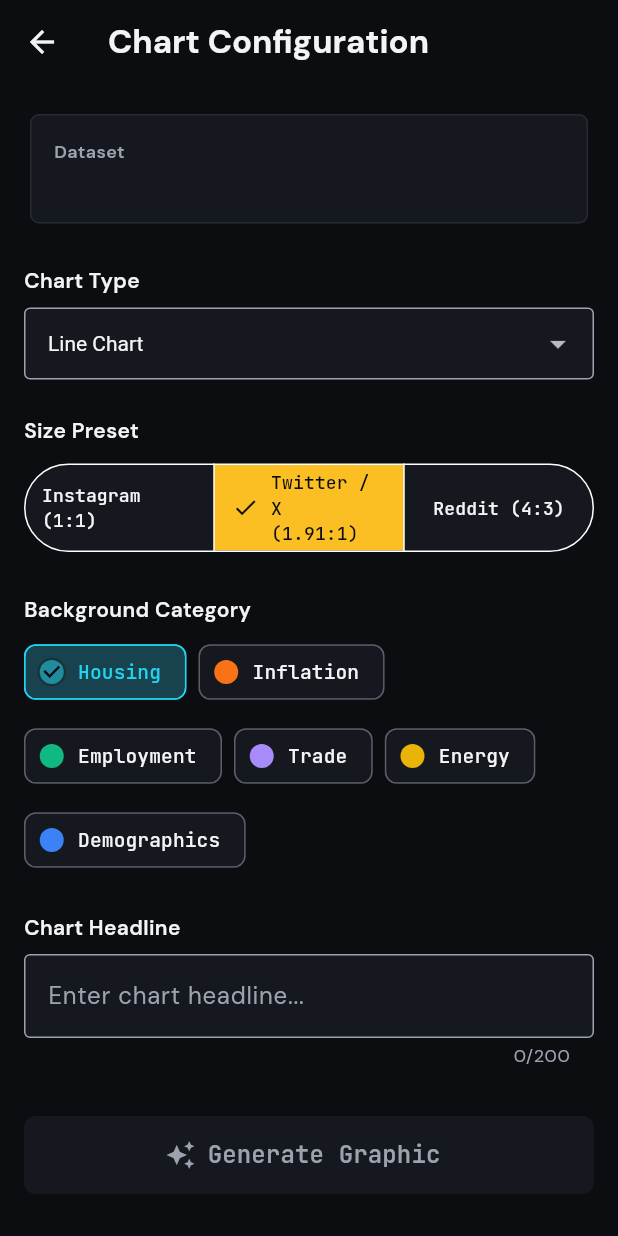
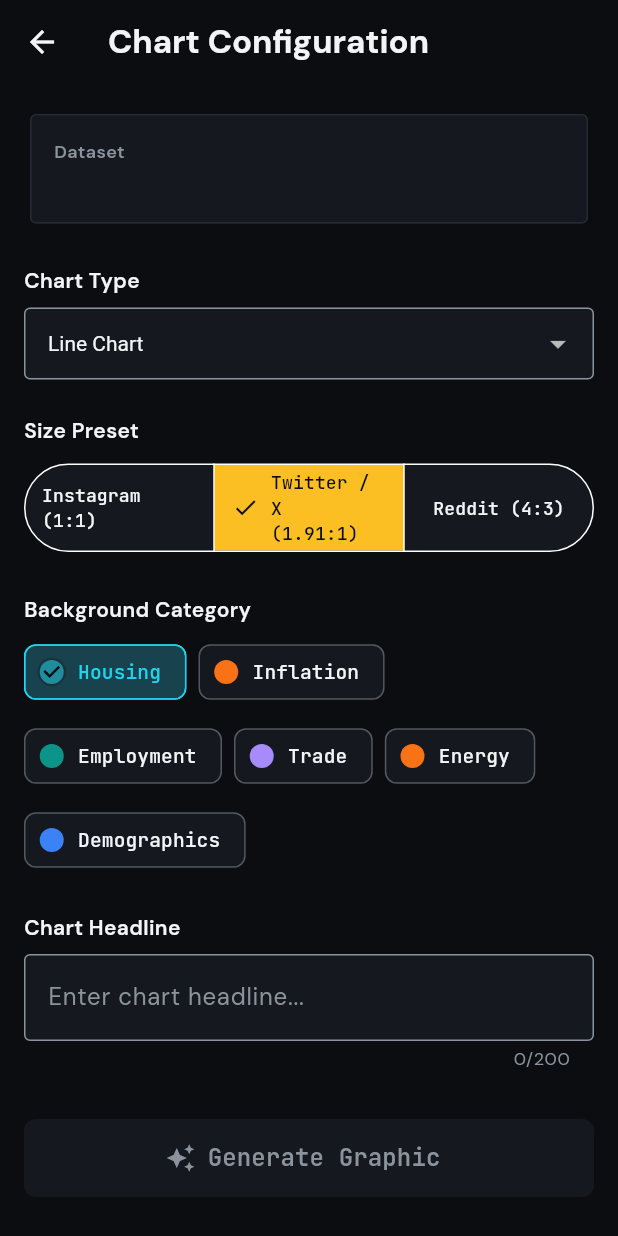
Before and after one commit to Inneren12/Summa-vision-can, a Flutter app: the ChartConfigScreen screen opened by its route, after a tap on "Twitter / X (1.91:1)", on a phone screen of 412 x 824 dp. Run offline on Flutter 3.47's test engine with Material 3 defaults, Android fonts, the phone set to English and light mode, and no system bars; our stand-ins replace dio, flutter_dotenv, flutter_riverpod, freezed_annotation, go_router, google_fonts; missing offline and left inert: dart:html; network calls fail.

Commit message:
fix: align all design tokens with Design System v3.2 spec exactly
Corrects mismatched values in CSS globals.css and Flutter app_theme.dart
to match DESIGN_SYSTEM_v3_2.md verbatim:

- CSS: fix radius (4px/10px/4px), durations (150ms/400ms/800ms),
  z-index (10/20/30/40/50/60), colors (slate-600, text-secondary,
  data-baseline, data-positive), focus ring (box-shadow pattern),
  mobile spacing (add space-md, fix space-3xl to 40px)
- CSS: swap density-compact/dense values (were reversed)
- Flutter: fix enums to comfortable/compact/dense and editorial/operational
- Flutter: add 7 chart behavior tokens from БЛОК 17
- Flutter: correct color values, radii, durations, spacingForDensity
- Flutter: add exact typography (displayLarge, bodyLarge, labelSmall)
- Tests: add v3.2 spec-conformance tests for all token values

https://claude.ai/code/session_013rQgmHLJPKooej2a4JZoSH

```diff
--- a/frontend/lib/core/theme/app_theme.dart
+++ b/frontend/lib/core/theme/app_theme.dart
@@ -1,15 +1,18 @@
+import 'dart:ui';
+
 import 'package:flutter/material.dart';
 import 'package:google_fonts/google_fonts.dart';
 
 // ═══════════════════════════════════════════════════════════
 // SUMMA VISION — Design System v3.2 Flutter Token Mapping
+// (БЛОК 17 — exact spec values)
 // ═══════════════════════════════════════════════════════════
 
-/// Density modes for spacing configuration.
-enum DensityMode { normal, dense, compact }
+/// Density modes for spacing configuration (v3.2 БЛОК 17).
+enum DensityMode { comfortable, compact, dense }
 
-/// Chart display modes.
-enum ChartMode { standard, presentation, export }
+/// Chart display modes (v3.2 БЛОК 17).
+enum ChartMode { editorial, operational }
 
 /// Design system theme extension for Summa Vision.
 ///
@@ -93,6 +96,14 @@ class SummaTheme extends ThemeExtension<SummaTheme> {
     // Chart & Density
     required this.chartMode,
     required this.densityMode,
+    // Chart behavior tokens (v3.2 БЛОК 17)
+    required this.seriesPrimaryWeight,
+    required this.seriesSecondaryWeight,
+    required this.seriesBenchmarkWeight,
+    required this.seriesForecastWeight,
+    required this.seriesMutedOpacity,
+    required this.seriesHoverDim,
+    required this.seriesUncertaintyFillOpacity,
   });
 
   // ─── Layer 1 — Raw Palette ──────────────────────────────
@@ -180,6 +191,15 @@ class SummaTheme extends ThemeExtension<SummaTheme> {
   final ChartMode chartMode;
   final DensityMode densityMode;
 
+  // ─── Chart Behavior Tokens (v3.2 БЛОК 17) ──────────────
+  final double seriesPrimaryWeight;
+  final double seriesSecondaryWeight;
+  final double seriesBenchmarkWeight;
+  final double seriesForecastWeight;
+  final double seriesMutedOpacity;
+  final double seriesHoverDim;
+  final double seriesUncertaintyFillOpacity;
+
   /// Data series palette for charts (ordered).
   List<Color> get dataSeriesPalette => [
         dataGov,
@@ -190,14 +210,14 @@ class SummaTheme extends ThemeExtension<SummaTheme> {
         dataHousing,
       ];
 
-  /// Default dark theme instance.
-  static const defaultDark = SummaTheme(
+  /// Default dark theme instance (v3.2 БЛОК 17 values).
+  static const dark = SummaTheme(
     // Layer 1
     rawSlate950: Color(0xFF0B0D11),
     rawSlate900: Color(0xFF15181E),
     rawSlate800: Color(0xFF1C1F26),
     rawSlate700: Color(0xFF262A33),
-    rawSlate600: Color(0xFF3A3F4B),
+    rawSlate600: Color(0xFF5C6370),
     rawSlate500: Color(0xFF6B7280),
     rawSlate400: Color(0xFF9CA3AF),
     rawSlate300: Color(0xFFD1D5DB),
@@ -215,7 +235,7 @@ class SummaTheme extends ThemeExtension<SummaTheme> {
     rawEmerald500: Color(0xFF10B981),
     rawYellow500: Color(0xFFEAB308),
     rawCyan400: Color(0xFF22D3EE),
-    // Layer 2
+    // Layer 2 — exact v3.2 values
     bgApp: Color(0xFF0B0D11),
     bgSurface: Color(0xFF15181E),
     bgSurfaceHover: Color(0xFF1C1F26),
@@ -224,8 +244,8 @@ class SummaTheme extends ThemeExtension<SummaTheme> {
     borderSubtle: Color(0xFF1C1F26),
     borderFocus: Color(0xFFFBBF24),
     textPrimary: Color(0xFFF3F4F6),
-    textSecondary: Color(0xFF9CA3AF),
-    textMuted: Color(0xFF6B7280),
+    textSecondary: Color(0xFF8B949E),
+    textMuted: Color(0xFF5C6370),
     textInverse: Color(0xFF0B0D11),
     accent: Color(0xFFFBBF24),
     accentHover: Color(0xFFF59E0B),
@@ -238,18 +258,18 @@ class SummaTheme extends ThemeExtension<SummaTheme> {
     tooltipText: Color(0xFFF3F4F6),
     btnPrimaryBg: Color(0xFFFBBF24),
     btnPrimaryText: Color(0xFF0B0D11),
-    // Layer 4
+    // Layer 4 — exact v3.2 values
     dataGov: Color(0xFF3B82F6),
     dataSociety: Color(0xFFA78BFA),
     dataInfra: Color(0xFF2DD4BF),
     dataMonopoly: Color(0xFFF97316),
-    dataBaseline: Color(0xFF6B7280),
+    dataBaseline: Color(0xFF94A3B8),
     dataHousing: Color(0xFF22D3EE),
     dataNegative: Color(0xFFE11D48),
-    dataPositive: Color(0xFF10B981),
-    dataWarning: Color(0xFFEAB308),
-    dataNeutral: Color(0xFF9CA3AF),
-    // Spacing
+    dataPositive: Color(0xFF0D9488),
+    dataWarning: Color(0xFFF97316),
+    dataNeutral: Color(0xFF262A33),
+    // Spacing (comfortable defaults)
     spaceXs: 4,
     spaceSm: 8,
     spaceMd: 16,
@@ -257,18 +277,26 @@ class SummaTheme extends ThemeExtension<SummaTheme> {
     spaceXl: 32,
     space2xl: 48,
     space3xl: 64,
-    // Radii
-    radiusAdmin: 6,
-    radiusPublic: 8,
+    // Radii — v3.2 values
+    radiusAdmin: 4,
+    radiusPublic: 10,
     radiusButton: 8,
-    radiusTooltip: 6,
-    // Motion
-    durationMicro: Duration(milliseconds: 100),
-    durationData: Duration(milliseconds: 300),
-    durationPage: Duration(milliseconds: 500),
+    radiusTooltip: 4,
+    // Motion — v3.2 values
+    durationMicro: Duration(milliseconds: 150),
+    durationData: Duration(milliseconds: 400),
+    durationPage: Duration(milliseconds: 800),
     // Chart & Density
-    chartMode: ChartMode.standard,
-    densityMode: DensityMode.normal,
+    chartMode: ChartMode.editorial,
+    densityMode: DensityMode.comfortable,
+    // Chart behavior tokens — v3.2 БЛОК 17
+    seriesPrimaryWeight: 2.0,
+    seriesSecondaryWeight: 1.5,
+    seriesBenchmarkWeight: 1.0,
+    seriesForecastWeight: 1.0,
+    seriesMutedOpacity: 0.2,
+    seriesHoverDim: 0.25,
+    seriesUncertaintyFillOpacity: 0.12,
   );
 
   @override
@@ -342,6 +370,13 @@ class SummaTheme extends ThemeExtension<SummaTheme> {
     Duration? durationPage,
     ChartMode? chartMode,
     DensityMode? densityMode,
+    double? seriesPrimaryWeight,
+    double? seriesSecondaryWeight,
+    double? seriesBenchmarkWeight,
+    double? seriesForecastWeight,
+    double? seriesMutedOpacity,
+    double? seriesHoverDim,
+    double? seriesUncertaintyFillOpacity,
   }) {
     return SummaTheme(
       rawSlate950: rawSlate950 ?? this.rawSlate950,
@@ -413,6 +448,13 @@ class SummaTheme extends ThemeExtension<SummaTheme> {
       durationPage: durationPage ?? this.durationPage,
       chartMode: chartMode ?? this.chartMode,
       densityMode: densityMode ?? this.densityMode,
+      seriesPrimaryWeight: seriesPrimaryWeight ?? this.seriesPrimaryWeight,
+      seriesSecondaryWeight: seriesSecondaryWeight ?? this.seriesSecondaryWeight,
+      seriesBenchmarkWeight: seriesBenchmarkWeight ?? this.seriesBenchmarkWeight,
+      seriesForecastWeight: seriesForecastWeight ?? this.seriesForecastWeight,
+      seriesMutedOpacity: seriesMutedOpacity ?? this.seriesMutedOpacity,
+      seriesHoverDim: seriesHoverDim ?? this.seriesHoverDim,
+      seriesUncertaintyFillOpacity: seriesUncertaintyFillOpacity ?? this.seriesUncertaintyFillOpacity,
     );
   }
 
@@ -489,55 +531,82 @@ class SummaTheme extends ThemeExtension<SummaTheme> {
       durationPage: t < 0.5 ? durationPage : other.durationPage,
       chartMode: t < 0.5 ? chartMode : other.chartMode,
       densityMode: t < 0.5 ? densityMode : other.densityMode,
+      seriesPrimaryWeight: lerpDouble(seriesPrimaryWeight, other.seriesPrimaryWeight, t)!,
+      seriesSecondaryWeight: lerpDouble(seriesSecondaryWeight, other.seriesSecondaryWeight, t)!,
+      seriesBenchmarkWeight: lerpDouble(seriesBenchmarkWeight, other.seriesBenchmarkWeight, t)!,
+      seriesForecastWeight: lerpDouble(seriesForecastWeight, other.seriesForecastWeight, t)!,
+      seriesMutedOpacity: lerpDouble(seriesMutedOpacity, other.seriesMutedOpacity, t)!,
+      seriesHoverDim: lerpDouble(seriesHoverDim, other.seriesHoverDim, t)!,
+      seriesUncertaintyFillOpacity: lerpDouble(seriesUncertaintyFillOpacity, other.seriesUncertaintyFillOpacity, t)!,
     );
   }
 }
 
-/// Returns spacing values for a given [DensityMode].
-({
-  double xs,
-  double sm,
-  double md,
-  double lg,
-  double xl,
-  double xxl,
-  double xxxl,
-}) spacingForDensity(DensityMode mode) {
+/// Returns spacing values for a given [DensityMode] (v3.2 БЛОК 17).
+Map<String, double> spacingForDensity(DensityMode mode) {
   switch (mode) {
-    case DensityMode.normal:
-      return (xs: 4, sm: 8, md: 16, lg: 24, xl: 32, xxl: 48, xxxl: 64);
+    case DensityMode.comfortable:
+      return {'xs': 4, 'sm': 8, 'md': 16, 'lg': 24, 'xl': 32, '2xl': 48, '3xl': 64};
+    case DensityMode.compact:
+      return {'xs': 3, 'sm': 6, 'md': 12, 'lg': 18, 'xl': 24, '2xl': 36, '3xl': 48};
     case DensityMode.dense:
-      return (xs: 3, sm: 6, md: 12, lg: 18, xl: 24, xxl: 36, xxxl: 48);
-    case DensityMode.compact:
-      return (xs: 2, sm: 4, md: 8, lg: 12, xl: 16, xxl: 24, xxxl: 32);
+      return {'xs': 2, 'sm': 4, 'md': 8, 'lg': 12, 'xl': 16, '2xl': 24, '3xl': 32};
   }
 }
 
-/// Builds the complete Summa Vision [ThemeData] with design tokens.
+/// Builds the complete Summa Vision [ThemeData] with design tokens (v3.2 БЛОК 17).
 ///
 /// Uses Google Fonts: Bricolage Grotesque (display), DM Sans (body),
 /// JetBrains Mono (data/monospace).
 ThemeData buildSummaTheme({
-  DensityMode density = DensityMode.normal,
-  ChartMode chartMode = ChartMode.standard,
+  DensityMode density = DensityMode.comfortable,
+  ChartMode chartMode = ChartMode.editorial,
 }) {
   final spacing = spacingForDensity(density);
-  final summa = SummaTheme.defaultDark.copyWith(
+  final summa = SummaTheme.dark.copyWith(
     densityMode: density,
     chartMode: chartMode,
-    spaceXs: spacing.xs,
-    spaceSm: spacing.sm,
-    spaceMd: spacing.md,
-    spaceLg: spacing.lg,
-    spaceXl: spacing.xl,
-    space2xl: spacing.xxl,
-    space3xl: spacing.xxxl,
+    spaceXs: spacing['xs'],
+    spaceSm: spacing['sm'],
+    spaceMd: spacing['md'],
+    spaceLg: spacing['lg'],
+    spaceXl: spacing['xl'],
+    space2xl: spacing['2xl'],
+    space3xl: spacing['3xl'],
   );
 
-  final displayFont = GoogleFonts.bricolageGrotesqueTextTheme(
+  // Typography — exact v3.2 БЛОК 17 values with tabular figures
+  const tabularFigures = [FontFeature.tabularFigures()];
+
+  final displayLarge = GoogleFonts.bricolageGrotesque(
+    fontSize: 64,
+    fontWeight: FontWeight.w700,
+    height: 1.0,
+    letterSpacing: -1.92,
+    fontFeatures: tabularFigures,
+    color: summa.textPrimary,
+  );
+
+  final bodyLarge = GoogleFonts.dmSans(
+    fontSize: 16,
+    fontWeight: FontWeight.w400,
+    height: 1.6,
+    fontFeatures: tabularFigures,
+    color: summa.textPrimary,
+  );
+
+  final labelSmall = GoogleFonts.jetBrainsMono(
+    fontSize: 12,
+    fontWeight: FontWeight.w500,
+    letterSpacing: 0.6,
+    fontFeatures: tabularFigures,
+    color: summa.textMuted,
+  );
+
+  final bodyFont = GoogleFonts.dmSansTextTheme(
     ThemeData.dark().textTheme,
   );
-  final bodyFont = GoogleFonts.dmSansTextTheme(
+  final displayFont = GoogleFonts.bricolageGrotesqueTextTheme(
     ThemeData.dark().textTheme,
   );
   final dataFont = GoogleFonts.jetBrainsMonoTextTheme(
@@ -546,7 +615,7 @@ ThemeData buildSummaTheme({
 
   return ThemeData.dark().copyWith(
     extensions: [summa],
-    scaffoldBackgroundColor: summa.bgApp,
+    scaffoldBackgroundColor: const Color(0xFF0B0D11),
     colorScheme: ColorScheme.dark(
       primary: summa.accent,
       onPrimary: summa.textInverse,
@@ -600,7 +669,7 @@ ThemeData buildSummaTheme({
       thickness: 1,
     ),
     textTheme: bodyFont.copyWith(
-      displayLarge: displayFont.displayLarge?.copyWith(color: summa.textPrimary),
+      displayLarge: displayLarge,
       displayMedium: displayFont.displayMedium?.copyWith(color: summa.textPrimary),
       displaySmall: displayFont.displaySmall?.copyWith(color: summa.textPrimary),
       headlineLarge: displayFont.headlineLarge?.copyWith(color: summa.textPrimary),
@@ -609,12 +678,12 @@ ThemeData buildSummaTheme({
       titleLarge: bodyFont.titleLarge?.copyWith(color: summa.textPrimary, fontWeight: FontWeight.bold),
       titleMedium: bodyFont.titleMedium?.copyWith(color: summa.textPrimary),
       titleSmall: bodyFont.titleSmall?.copyWith(color: summa.textSecondary),
-      bodyLarge: bodyFont.bodyLarge?.copyWith(color: summa.textPrimary),
+      bodyLarge: bodyLarge,
       bodyMedium: bodyFont.bodyMedium?.copyWith(color: summa.textSecondary),
       bodySmall: bodyFont.bodySmall?.copyWith(color: summa.textMuted),
       labelLarge: dataFont.labelLarge?.copyWith(color: summa.textPrimary),
       labelMedium: dataFont.labelMedium?.copyWith(color: summa.textSecondary),
-      labelSmall: dataFont.labelSmall?.copyWith(color: summa.textMuted),
+      labelSmall: labelSmall,
     ),
     inputDecorationTheme: InputDecorationTheme(
       filled: true,
@@ -669,7 +738,7 @@ class AppTheme {
 
   // Text
   static const Color textPrimary    = Color(0xFFF3F4F6);
-  static const Color textSecondary  = Color(0xFF9CA3AF);
+  static const Color textSecondary  = Color(0xFF8B949E);
 
   // Status
   static const Color errorRed       = Color(0xFFE11D48);
```
Also changed, not shown: 2 other files.
